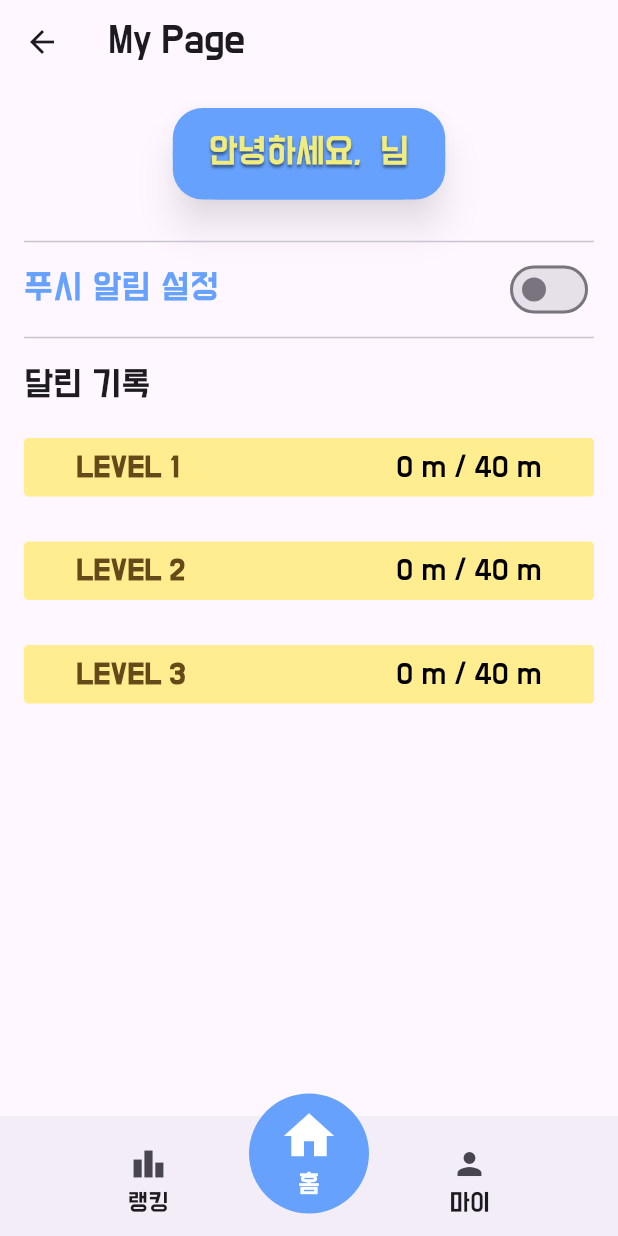
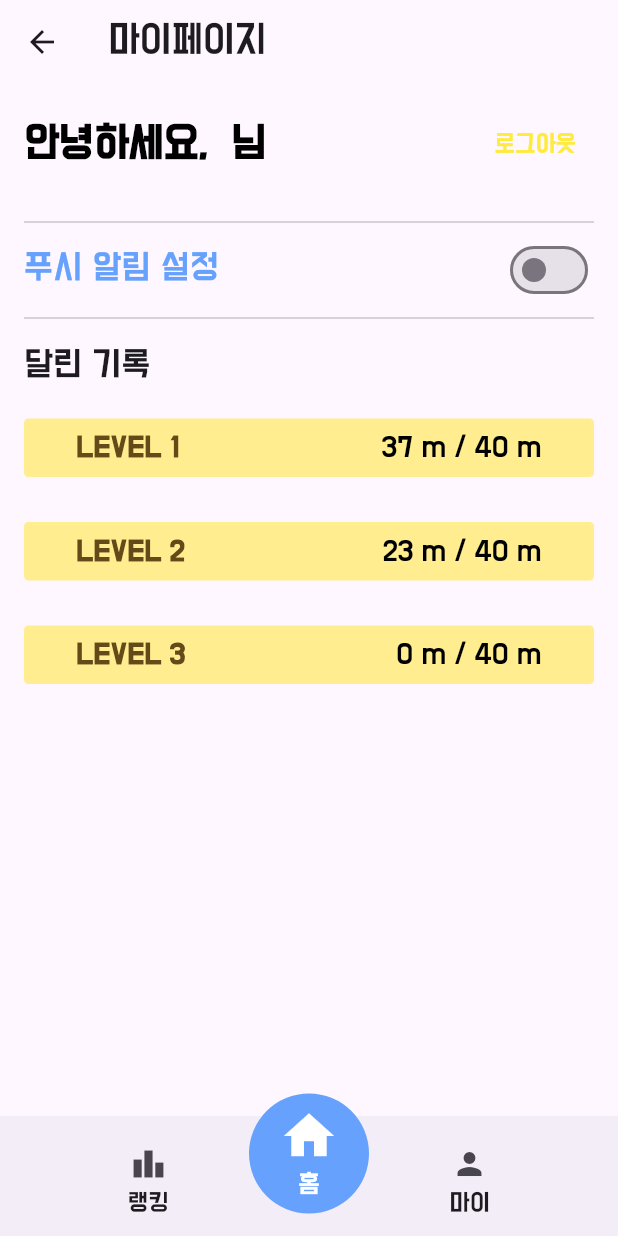
Before and after one commit to SungJuyeon/runner, a Flutter app: the myPage screen opened by its route, on a phone screen of 412 x 824 dp. Run offline on Flutter 3.47's test engine with Material 3 defaults, Android fonts, the phone set to English and light mode, and no system bars; our stand-ins replace cloud_firestore, csv, firebase_auth, firebase_core; accounts and stored records are empty.

Commit message:
마이페이지 디자인 수정

```diff
--- a/lib/pages/myPage.dart
+++ b/lib/pages/myPage.dart
@@ -27,7 +27,6 @@ class _MyPageState extends State<myPage> {
   Future<void> _fetchNickname() async {
     final user = _auth.currentUser;
     if (user != null) {
-      // 사용자 ID로 Firestore에서 닉네임 가져오기
       final userDoc = await _firestore.collection('users').doc(user.uid).get();
       setState(() {
         nickname = userDoc['nickname'] ?? "Guest"; // 닉네임이 없으면 기본값 'Guest'로 설정
@@ -38,42 +37,56 @@ class _MyPageState extends State<myPage> {
   @override
   Widget build(BuildContext context) {
     return Scaffold(
-      appBar: AppBar(title: const Text('My Page')),
+      appBar: AppBar(
+        title: const Text('마이페이지'),
+      ),
       body: Padding(
         padding: const EdgeInsets.all(16.0),
         child: Column(
           crossAxisAlignment: CrossAxisAlignment.start,
           children: [
             Row(
-              mainAxisAlignment: MainAxisAlignment.center,
+              mainAxisAlignment: MainAxisAlignment.spaceBetween,
               children: [
-                Material(
-                  elevation: 10,
-                  shadowColor: const Color.fromARGB(128, 0, 0, 0),
-                  borderRadius: BorderRadius.circular(20),
-                  color: const Color(0xFF66A2FD),
-                  child: ElevatedButton(
-                    style: ElevatedButton.styleFrom(
-                      backgroundColor: const Color(0xFF66A2FD),
-                      padding: const EdgeInsets.symmetric(horizontal: 24, vertical: 16),
-                      elevation: 0,
+                if (nickname != null)
+                  Text(
+                    '안녕하세요, $nickname 님',
+                    style: const TextStyle(
+                      fontSize: 24,
+                      fontWeight: FontWeight.bold,
+                      color: Colors.black,
                     ),
+                  ),
+                if (nickname != null)
+                  TextButton(
                     onPressed: () {
-                      // 로그인이 안 되어 있으면 로그인 화면으로 이동, 되어 있으면 로그아웃 기능 제공
-                      if (_auth.currentUser == null) {
-                        Navigator.pushNamed(context, '/login');
-                      } else {
-                        // 로그아웃 기능 추가
                       _auth.signOut().then((_) {
                         setState(() {
                           nickname = null; // 로그아웃 후 닉네임 초기화
                         });
+                        Navigator.pushReplacementNamed(context, '/login');
                       });
-                      }
                     },
-                    child: Text(
-                      nickname != null ? '안녕하세요, $nickname 님' : '로그인 / 회원가입하러 가기',
-                      style: const TextStyle(
+                    style: TextButton.styleFrom(
+                      foregroundColor: Colors.yellow,
+                    ),
+                    child: const Text('로그아웃'),
+                  ),
+              ],
+            ),
+            if (nickname == null)
+              Center(
+                child: ElevatedButton(
+                  onPressed: () => Navigator.pushNamed(context, '/login'),
+                  style: ElevatedButton.styleFrom(
+                    backgroundColor: const Color(0xFF66A2FD),
+                    padding: const EdgeInsets.symmetric(horizontal: 24, vertical: 16),
+                    elevation: 10,
+                    shadowColor: const Color.fromARGB(128, 0, 0, 0),
+                  ),
+                  child: const Text(
+                    '로그인 / 회원가입하기',
+                    style: TextStyle(
                       color: Color(0xFFF0EC7D),
                       fontSize: 20,
                       shadows: [
@@ -86,8 +99,6 @@ class _MyPageState extends State<myPage> {
                     ),
                   ),
                 ),
-                ),
-              ],
               ),
             const SizedBox(height: 20),
             const Divider(),
@@ -116,9 +127,9 @@ class _MyPageState extends State<myPage> {
               style: TextStyle(fontSize: 20),
             ),
             const SizedBox(height: 20),
-            _buildLevelProgress('LEVEL 1', 0, 40),
+            _buildLevelProgress('LEVEL 1', 37, 40),
             const SizedBox(height: 30),
-            _buildLevelProgress('LEVEL 2', 0, 40),
+            _buildLevelProgress('LEVEL 2', 23, 40),
             const SizedBox(height: 30),
             _buildLevelProgress('LEVEL 3', 0, 40),
           ],
```
Lines whose indentation alone changed are shown as unchanged.
